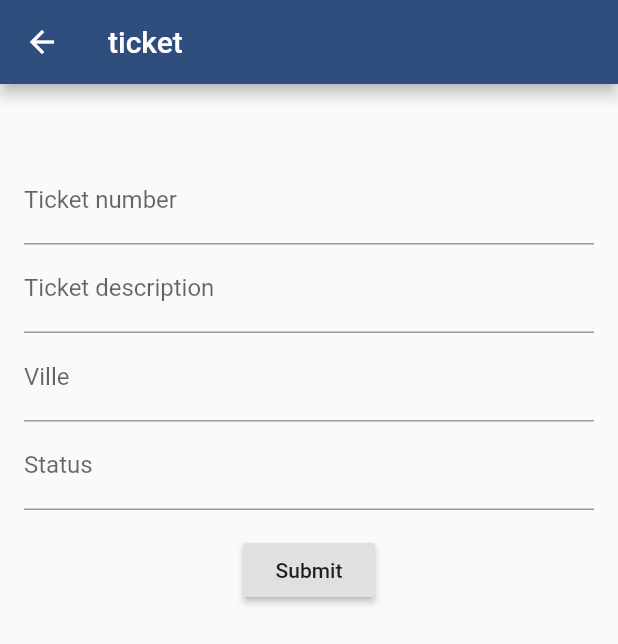
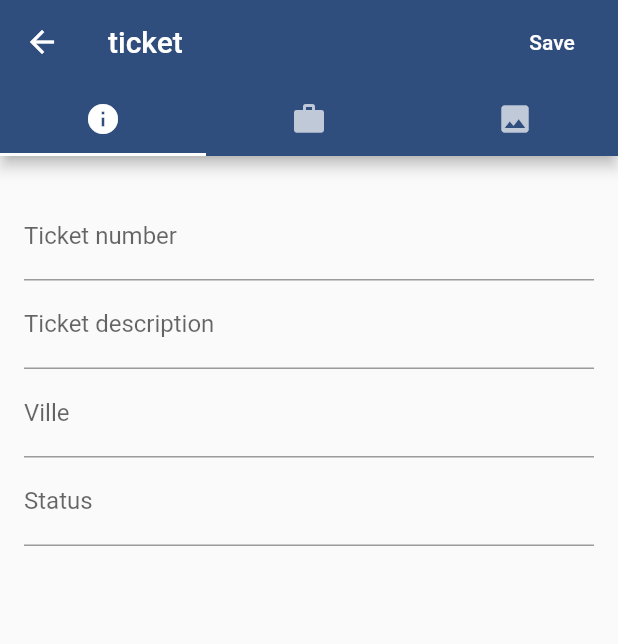
Before and after one commit to AbdulKShahid/ticketing, a Flutter app: the DetailScreen screen opened directly, on a phone screen of 412 x 824 dp. Shown: the top 644 px of the screen. Run offline on Flutter 3.47's test engine with Material 2 defaults, Android fonts, the phone set to English and light mode, and no system bars; our stand-ins replace cloud_firestore, connectivity, firebase_auth, firebase_core, firebase_database; accounts and stored records are empty.

Commit message:
added tabs

```diff
--- a/lib/views/detail.dart
+++ b/lib/views/detail.dart
@@ -44,18 +44,48 @@ class _DetailScreen extends State<DetailScreen> {
   Widget build(BuildContext context) {
     // Use the Todo to create the UI.
 
-    return Scaffold(
+    return DefaultTabController(
+        length: 3,
+        child: Scaffold(
       appBar: AppBar(
         title: Text('ticket'),
+        bottom: TabBar(
+          tabs: [
+            Tab(icon: Icon(Icons.info)),
+            Tab(icon: Icon(Icons.work)),
+            Tab(icon: Icon(Icons.photo)),
+          ],
+        ),
+        actions: <Widget>[
+          FlatButton(
+            textColor: Colors.white,
+            onPressed: () {
+              // update if existing ticket
+              if (widget.docToEdit != null) {
+                update();
+              } else {
+                create();
+              }
+            },
+            child: Text("Save"),
+            shape: CircleBorder(side: BorderSide(color: Colors.transparent)),
+          ),
+        ],
       ),
-      body: Padding(
-        padding: EdgeInsets.all(16.0),
-        child: userFields(context),
+      body: TabBarView(
+        children: [
+          Padding(
+            padding: EdgeInsets.all(16.0),
+            child: infoFields(context),
+          ),
+          Icon(Icons.directions_transit),
+          Icon(Icons.directions_bike),
+        ],
       ),
-    );
+    ));
   }
 
-  Widget userFields(BuildContext context){
+  Widget infoFields(BuildContext context){
     // setting the cache
     var database = FirebaseDatabase.instance;
     database.setPersistenceEnabled(true);
@@ -72,7 +102,7 @@ class _DetailScreen extends State<DetailScreen> {
         crossAxisAlignment: CrossAxisAlignment.start,
         children: <Widget>[
           Container(
-            padding: const EdgeInsets.all(16),
+            padding: const EdgeInsets.all(4),
             alignment: Alignment.center,
           ),
           TextFormField(
@@ -115,21 +145,6 @@ class _DetailScreen extends State<DetailScreen> {
               return null;
             },
           ),
-          Container(
-            padding: const EdgeInsets.symmetric(vertical: 16.0),
-            alignment: Alignment.center,
-            child: RaisedButton(
-              onPressed: ()  {
-                // update if existing ticket
-                if (widget.docToEdit != null) {
-                  update();
-                } else {
-                  create();
-                }
-              },
-              child: const Text('Submit'),
-            ),
-          ),
         ],
       ),
     );
```
